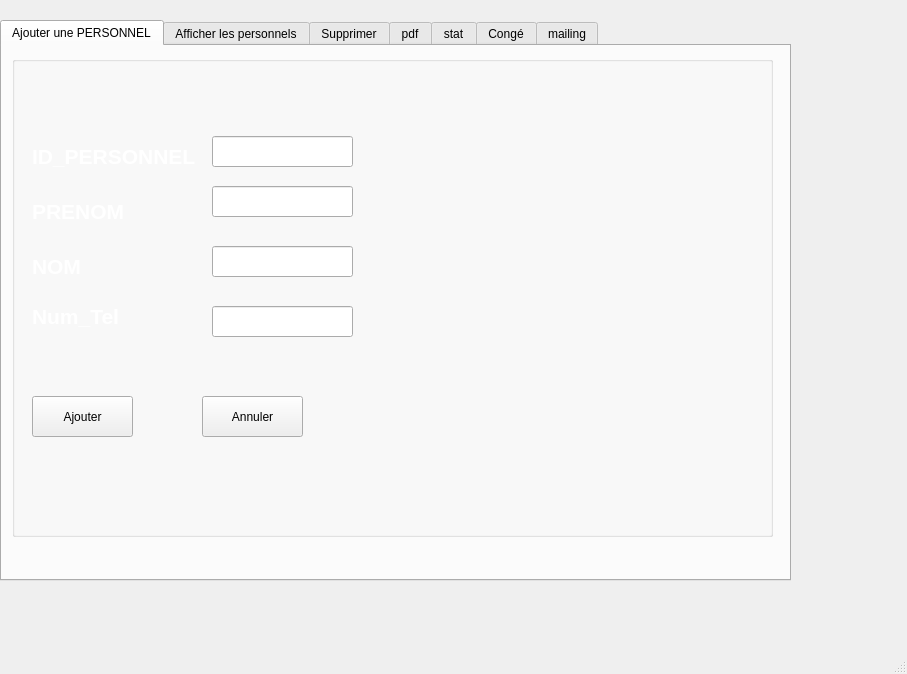
The window that mainwindow.ui (Helmi-Megdiche/projectcpp) describes before a commit, drawn with Qt 5.
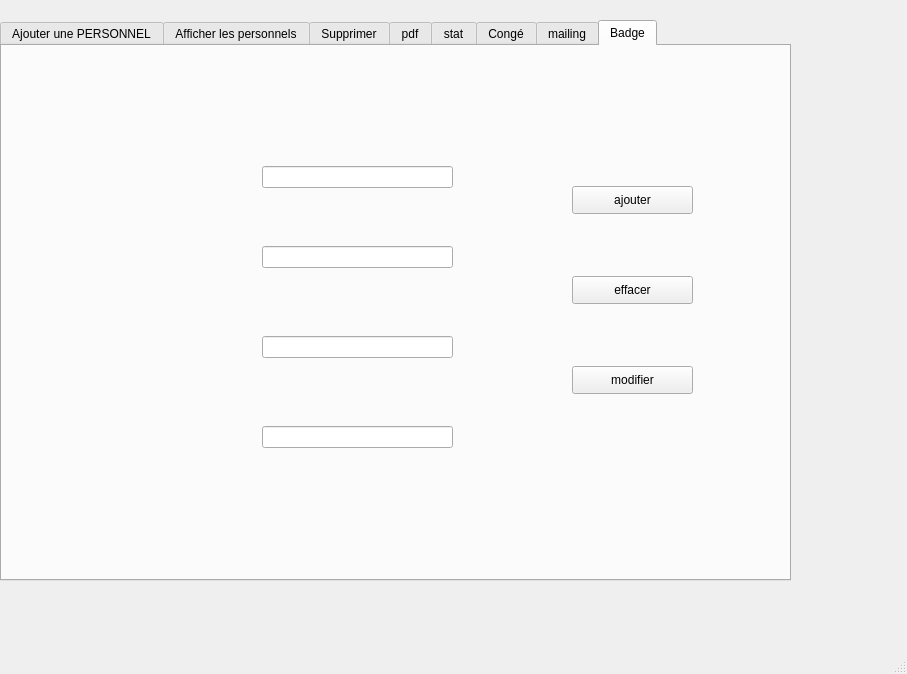
The same window after the commit. Icons and pictures are not drawn.

Diff of the .ui file:
```diff
--- a/mainwindow.ui
+++ b/mainwindow.ui
@@ -27,7 +27,7 @@
      <string notr="true">font: 75 12pt &quot;Roman&quot;;</string>
     </property>
     <property name="currentIndex">
-     <number>0</number>
+     <number>7</number>
     </property>
     <widget class="QWidget" name="tab">
      <property name="mouseTracking">
@@ -881,6 +881,103 @@
       </property>
      </widget>
     </widget>
+    <widget class="QWidget" name="tab_7">
+     <attribute name="title">
+      <string>Badge</string>
+     </attribute>
+     <widget class="QLabel" name="background7">
+      <property name="geometry">
+       <rect>
+        <x>0</x>
+        <y>0</y>
+        <width>791</width>
+        <height>531</height>
+       </rect>
+      </property>
+      <property name="text">
+       <string/>
+      </property>
+     </widget>
+     <widget class="QLineEdit" name="prenom_arduino">
+      <property name="geometry">
+       <rect>
+        <x>260</x>
+        <y>290</y>
+        <width>191</width>
+        <height>22</height>
+       </rect>
+      </property>
+     </widget>
+     <widget class="QLineEdit" name="solde_arduino">
+      <property name="geometry">
+       <rect>
+        <x>260</x>
+        <y>380</y>
+        <width>191</width>
+        <height>22</height>
+       </rect>
+      </property>
+     </widget>
+     <widget class="QLineEdit" name="nom_arduino">
+      <property name="geometry">
+       <rect>
+        <x>260</x>
+        <y>200</y>
+        <width>191</width>
+        <height>22</height>
+       </rect>
+      </property>
+     </widget>
+     <widget class="QLineEdit" name="id_arduino">
+      <property name="geometry">
+       <rect>
+        <x>260</x>
+        <y>120</y>
+        <width>191</width>
+        <height>22</height>
+       </rect>
+      </property>
+     </widget>
+     <widget class="QPushButton" name="ajout_arduino">
+      <property name="geometry">
+       <rect>
+        <x>570</x>
+        <y>140</y>
+        <width>121</width>
+        <height>28</height>
+       </rect>
+      </property>
+      <property name="text">
+       <string>ajouter</string>
+      </property>
+     </widget>
+     <widget class="QPushButton" name="effacer_arduino">
+      <property name="geometry">
+       <rect>
+        <x>570</x>
+        <y>230</y>
+        <width>121</width>
+        <height>28</height>
+       </rect>
+      </property>
+      <property name="text">
+       <string>effacer</string>
+      </property>
+     </widget>
+     <widget class="QPushButton" name="modifier_arduino">
+      <property name="geometry">
+       <rect>
+        <x>570</x>
+        <y>320</y>
+        <width>121</width>
+        <height>28</height>
+       </rect>
+      </property>
+      <property name="text">
+       <string>modifier</string>
+      </property>
+     </widget>
+    </widget>
    </widget>
   </widget>
   <widget class="QMenuBar" name="menubar">
```
